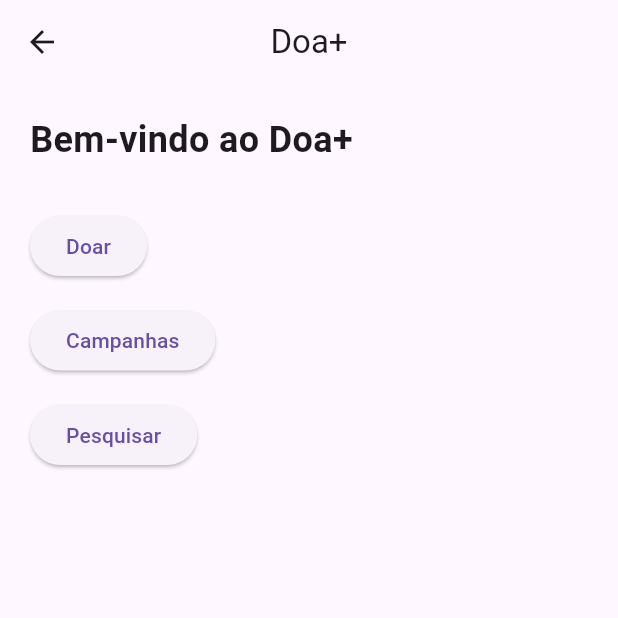
After one commit to DiegoCardoso608/Doa-Mais, a Flutter app: the MenuPrincipal screen opened by its route, on a phone screen of 412 x 824 dp, the top half of it. The commit adds this screen. Run offline on Flutter 3.47's test engine with Material 3 defaults, Android fonts, the phone set to English and light mode, and no system bars; our stand-ins replace cloud_firestore, firebase_auth, firebase_core; accounts and stored records are empty; network calls fail.

Commit message:
Implementa login Firebase e estrutura inicial do Menu Principal

```diff
--- a/lib/main.dart
+++ b/lib/main.dart
@@ -1,12 +1,11 @@
 import 'package:flutter/material.dart';
 import 'package:firebase_core/firebase_core.dart';
-
 import 'firebase_options.dart';
-
 import 'screens/main_screen.dart';
 import 'screens/login_pf.dart';
 import 'screens/empresa_login.dart';
 import 'screens/cadastro_pf.dart';
+import 'screens/menu_principal.dart';
 
 void main() async {
   WidgetsFlutterBinding.ensureInitialized();
@@ -32,6 +31,7 @@ class DoaPlusApp extends StatelessWidget {
         '/login_pf': (context) => const LoginPF(),
         '/empresa_login': (context) => const EmpresaLogin(),
         '/cadastro_pf': (context) => const CadastroPF(),
+        '/menu_principal': (context) => const MenuPrincipal(),
       },
     );
   }
--- /dev/null
+++ b/lib/screens/menu_principal.dart
@@ -0,0 +1,56 @@
+import 'package:flutter/material.dart';
+
+class MenuPrincipal extends StatelessWidget {
+  const MenuPrincipal({super.key});
+
+  @override
+  Widget build(BuildContext context) {
+    return Scaffold(
+      appBar: AppBar(
+        title: const Text('Doa+'),
+        centerTitle: true,
+      ),
+
+      body: Padding(
+        padding: const EdgeInsets.all(20),
+
+        child: Column(
+          crossAxisAlignment: CrossAxisAlignment.start,
+          children: [
+            const Text(
+              'Bem-vindo ao Doa+',
+              style: TextStyle(
+                fontSize: 24,
+                fontWeight: FontWeight.bold,
+              ),
+            ),
+
+            const SizedBox(height: 30),
+
+            ElevatedButton(
+              onPressed: () {},
+
+              child: const Text('Doar'),
+            ),
+
+            const SizedBox(height: 15),
+
+            ElevatedButton(
+              onPressed: () {},
+
+              child: const Text('Campanhas'),
+            ),
+
+            const SizedBox(height: 15),
+
+            ElevatedButton(
+              onPressed: () {},
+
+              child: const Text('Pesquisar'),
+            ),
+          ],
+        ),
+      ),
+    );
+  }
+}
```
Also changed, not shown: lib/screens/login_pf.dart (+24 -11 lines), lib/services/auth_service.dart (+27 -4 lines).
